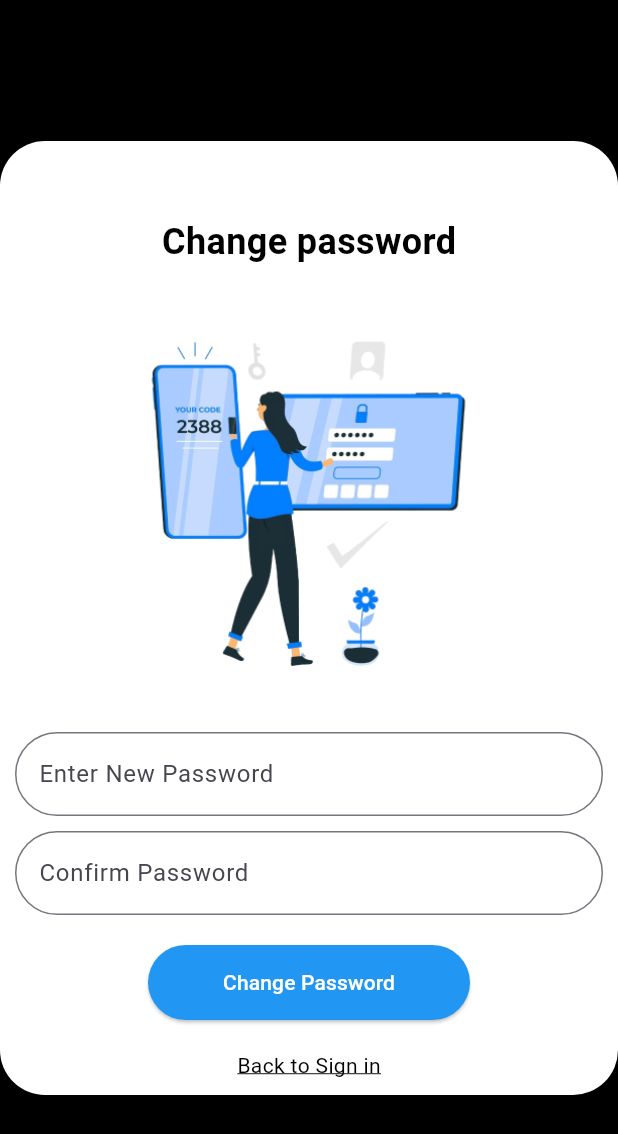
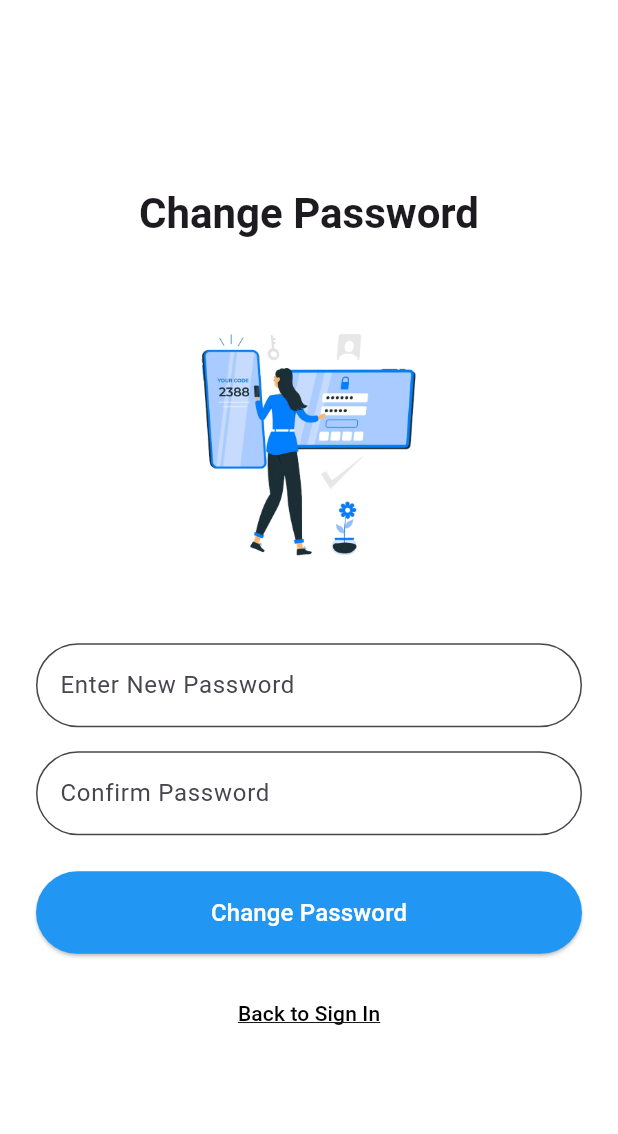
Before and after one commit to AdithyaSean/next-step-flutter, a Flutter app: the screen it shows after launch, on a phone screen of 412 x 824 dp. Shown: the top 1134 px of the screen. Run offline on Flutter 3.47's test engine with Material 3 defaults, Android fonts, the phone set to English and light mode, and no system bars.

Commit message:
update change_password.dart

```diff
--- a/lib/change_password.dart
+++ b/lib/change_password.dart
@@ -1,92 +1,92 @@
 import 'package:flutter/material.dart';
 
-class ChangePassword extends StatelessWidget {
+class ChangePasswordScreen extends StatelessWidget {
+  const ChangePasswordScreen({Key? key}) : super(key: key);
+
   @override
   Widget build(BuildContext context) {
     return Scaffold(
-      backgroundColor: Colors.black,
-      body: Center(
-        child: Padding(
-          padding: const EdgeInsets.all(0.0),
-          child: SingleChildScrollView(  // Wrap the content in SingleChildScrollView
+      backgroundColor: Colors.white,
+      body: LayoutBuilder(
+        builder: (context, constraints) {
+          // Determine if we're on a narrow screen (e.g., mobile)
+          bool isNarrowScreen = constraints.maxWidth < 600;
+
+          return Center(
+            child: SingleChildScrollView(
               child: Container(
-              padding: EdgeInsets.all(10),
-              decoration: BoxDecoration(
                 color: Colors.white,
-                borderRadius: BorderRadius.circular(30),
+                padding: EdgeInsets.all(24),
+                constraints: BoxConstraints(
+                  maxWidth: isNarrowScreen ? double.infinity : 400,
                 ),
                 child: Column(
-                mainAxisSize: MainAxisSize.min,
+                  mainAxisAlignment: MainAxisAlignment.center,
+                  crossAxisAlignment: CrossAxisAlignment.stretch,
                   children: [
-                  SizedBox(height: 40),
                     Text(
-                    'Change password',
-                    style: TextStyle(
-                      fontSize: 24,
-                      fontWeight: FontWeight.bold,
-                      color: Colors.black,
+                      'Change Password',
+                      style: Theme.of(context).textTheme.headlineMedium!.copyWith(fontWeight: FontWeight.bold),
+                      textAlign: TextAlign.center,
+                    ),
+                    SizedBox(height: 32),
+                    AspectRatio(
+                      aspectRatio: 16 / 9,
+                      child: Image.asset(
+                        'images/password_image.png',
+                        fit: BoxFit.contain,
                       ),
                     ),
-                  SizedBox(height: 5),
-                  Image.asset(
-                    'images/password_image.png', // Replace with the correct image path
-                    height: 300,  // Reduce image size to fit better
-                  ),
-                  SizedBox(height: 5),
-                  TextField(
+                    SizedBox(height: 32),
+                    TextFormField(
                       decoration: InputDecoration(
-                      hintText: 'Enter New Password',
-                      border: OutlineInputBorder(
-                        borderRadius: BorderRadius.circular(30),
-                      ),
+                        labelText: 'Enter New Password',
+                        border: OutlineInputBorder(borderRadius: BorderRadius.circular(30)),
+                        filled: true,
+                        fillColor: Colors.white,
                       ),
                       obscureText: true,
                     ),
-                  SizedBox(height: 10),
-                  TextField(
+                    SizedBox(height: 16),
+                    TextFormField(
                       decoration: InputDecoration(
-                      hintText: 'Confirm Password',
-                      border: OutlineInputBorder(
-                        borderRadius: BorderRadius.circular(30),
-                      ),
+                        labelText: 'Confirm Password',
+                        border: OutlineInputBorder(borderRadius: BorderRadius.circular(30)),
+                        filled: true,
+                        fillColor: Colors.white,
                       ),
                       obscureText: true,
                     ),
-                  SizedBox(height: 20),
+                    SizedBox(height: 24),
                     ElevatedButton(
                       onPressed: () {
-                      // Add your logic here
+                        // Implement password change logic
                       },
                       style: ElevatedButton.styleFrom(
                         backgroundColor: Colors.blue,
-                      padding: EdgeInsets.symmetric(horizontal: 50, vertical: 15),
-                      shape: RoundedRectangleBorder(
-                        borderRadius: BorderRadius.circular(30),
+                      ),
+                      child: Padding(
+                        padding: EdgeInsets.symmetric(vertical: 16),
+                        child: Text(
+                          'Change Password',
+                          style: TextStyle(fontSize: 16,color: Colors.white),
                         ),
                       ),
-                    child: Text(
-                      'Change Password',
-                      style: TextStyle(color: Colors.white),
                     ),
-                  ),
-                  SizedBox(height: 20),
-                  GestureDetector(
-                    onTap: () {
-                      // Navigate back to sign in
+                    SizedBox(height: 16),
+                    TextButton(
+                      onPressed: () {
+                        Navigator.pop(context);
                       },
-                    child: Text(
-                      'Back to Sign in',
-                      style: TextStyle(
-                        color: Colors.black,
-                        decoration: TextDecoration.underline,
-                      ),
-                    ),
+                      child: Text('Back to Sign In', style: TextStyle(color: Colors.black, decoration: TextDecoration.underline)),
+
                     ),
                   ],
                 ),
               ),
             ),
-        ),
+          );
+        },
       ),
     );
   }
--- a/lib/main.dart
+++ b/lib/main.dart
@@ -17,7 +17,7 @@ class MyApp extends StatelessWidget {
       theme: ThemeData(
         primarySwatch: Colors.blue,
       ),
-      home: ChangePassword(), // Use the imported widget
+      home: const ChangePasswordScreen(), // Use the imported widget
     );
   }
 }
```
Lines whose indentation alone changed are shown as unchanged.
